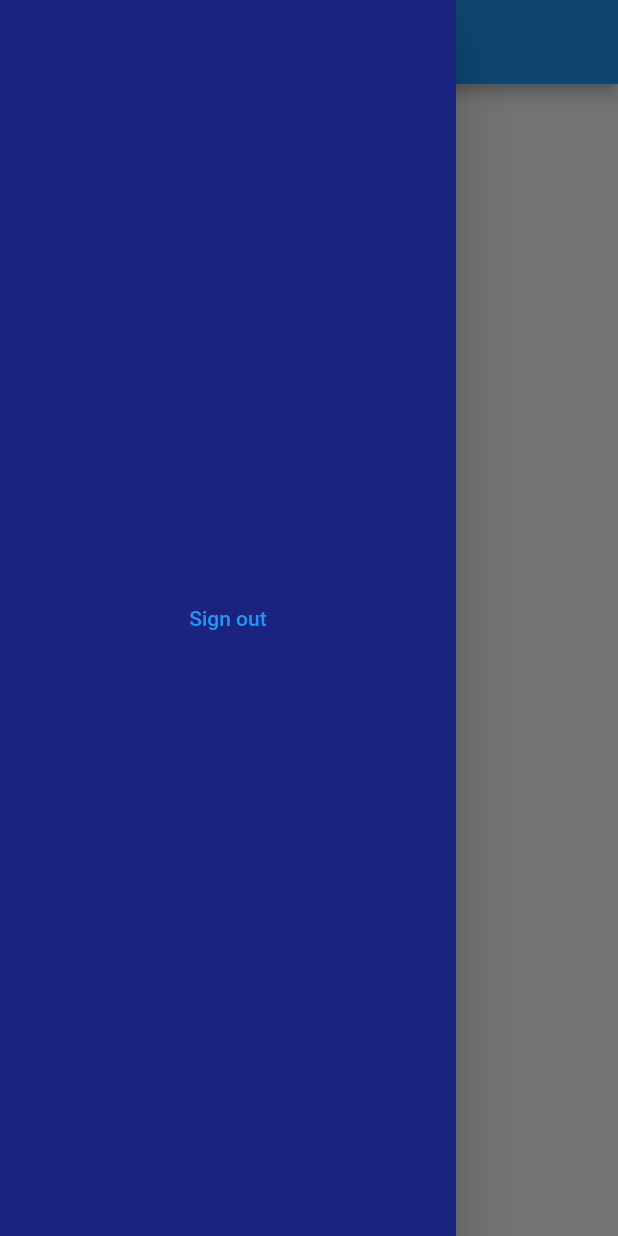
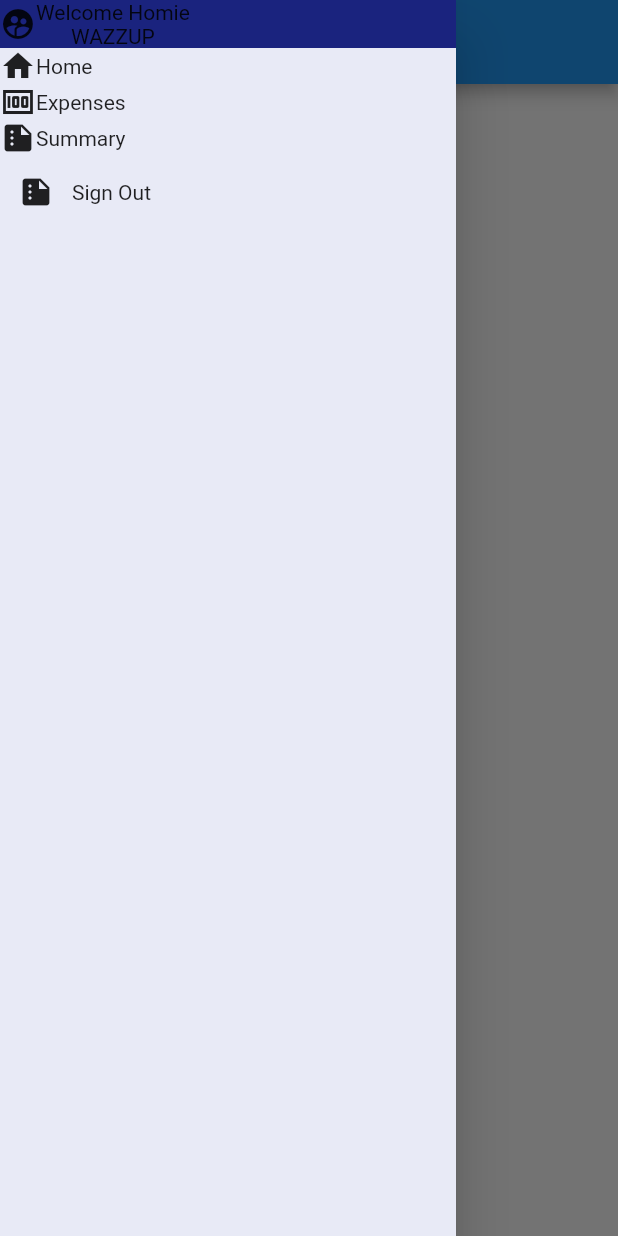
Before and after one commit to CodeSwallow/expenses_tracker, a Flutter app: the screen it shows once a user with an empty profile is signed in, with the side drawer open, on a phone screen of 412 x 824 dp. Run offline on Flutter 3.47's test engine with Material 2 defaults, Android fonts, the phone set to English and light mode, and no system bars; our stand-ins replace firebase_auth, firebase_core; accounts and stored records are empty; generated files the repository leaves out were written again.

Commit message:
Modified Authentication with new AuthenticationService and removed old application_state

```diff
--- a/lib/main.dart
+++ b/lib/main.dart
@@ -1,16 +1,18 @@
 import 'package:expenses_tracker/pages/home_page.dart';
 import 'package:expenses_tracker/pages/sign_in_page.dart';
-import 'package:expenses_tracker/providers/application_state.dart';
+import 'package:expenses_tracker/services/AuthenticationService.dart';
+import 'package:firebase_core/firebase_core.dart';
+import 'package:firebase_auth/firebase_auth.dart';
+import 'firebase_options.dart';
 import 'package:flutter/material.dart';
 import 'package:provider/provider.dart';
 
-void main() {
-  runApp(
-    ChangeNotifierProvider(
-      create: (context) => ApplicationState(),
-      builder: (context, _) => const MyApp(),
-    ),
+Future<void> main() async {
+  WidgetsFlutterBinding.ensureInitialized();
+  await Firebase.initializeApp(
+    options: DefaultFirebaseOptions.currentPlatform,
   );
+  runApp(const MyApp());
 }
 
 class MyApp extends StatelessWidget {
@@ -18,44 +20,41 @@ class MyApp extends StatelessWidget {
 
   @override
   Widget build(BuildContext context) {
-    return MaterialApp(
+    return MultiProvider(
+      providers: [
+        Provider<AuthenticationService>(
+          create: (_) => AuthenticationService(FirebaseAuth.instance),
+        ),
+        StreamProvider(
+          create: (context) =>
+              context.read<AuthenticationService>().authStateChanges,
+          initialData: null,
+        ),
+      ],
+      child: MaterialApp(
         title: 'Expenses Tracker',
         theme: ThemeData(
           primarySwatch: Colors.blue,
         ),
-      home: Consumer<ApplicationState>(
-        builder: (context, appState, _) =>
-            Authentication(loginState: appState.loginState),
-      ),
+        home: const AuthenticationWrapper(),
         routes: {
           SignInPage.routeName: (context) => const SignInPage(),
           HomePage.routeName: (context) => const HomePage(),
         },
+      ),
     );
   }
 }
 
-class Authentication extends StatelessWidget {
-  const Authentication({
-    Key? key,
-    required this.loginState,
-  }) : super(key: key);
-
-  final ApplicationLoginState loginState;
+class AuthenticationWrapper extends StatelessWidget {
+  const AuthenticationWrapper({Key? key}) : super(key: key);
 
   @override
   Widget build(BuildContext context) {
-    switch (loginState) {
-      case ApplicationLoginState.loggedOut:
+    final firebaseUser = context.watch<User?>();
+    if (firebaseUser == null) {
       return const SignInPage();
-      case ApplicationLoginState.loggedIn:
+    }
     return const HomePage();
-      default:
-        return Row(
-          children: const [
-            Text("Internal error, this shouldn't happen..."),
-          ],
-        );
   }
 }
-}
--- a/lib/pages/home_page.dart
+++ b/lib/pages/home_page.dart
@@ -1,6 +1,5 @@
-import 'package:expenses_tracker/providers/application_state.dart';
+import 'package:expenses_tracker/widgets/drawer/expenses_drawer.dart';
 import 'package:flutter/material.dart';
-import 'package:provider/provider.dart';
 
 class HomePage extends StatelessWidget {
   const HomePage({Key? key}) : super(key: key);
@@ -8,20 +7,10 @@ class HomePage extends StatelessWidget {
 
   @override
   Widget build(BuildContext context) {
-    return Consumer<ApplicationState>(
-      builder: (context, appState, _) => Scaffold(
-        drawer: Drawer(
-          backgroundColor: Colors.indigo.shade900,
-          child: TextButton(
-            child: const Text('Sign out'),
-            onPressed: () {
-              appState.signOut();
-            },
-          ),
-        ),
-        appBar: AppBar(),
-        body: const Center(child: Text('Home Page')),
-      ),
+    return Scaffold(
+      drawer: const ExpensesDrawer(),
+      appBar: AppBar(),
+      body: const Center(child: Text('Home Page')),
     );
   }
 }
--- /dev/null
+++ b/lib/widgets/drawer/expenses_drawer.dart
@@ -0,0 +1,67 @@
+import 'package:expenses_tracker/services/AuthenticationService.dart';
+import 'package:flutter/material.dart';
+import 'package:provider/provider.dart';
+
+class ExpensesDrawer extends StatelessWidget {
+  const ExpensesDrawer({Key? key}) : super(key: key);
+
+  @override
+  Widget build(BuildContext context) {
+    return Drawer(
+      backgroundColor: Colors.indigo.shade50,
+      child: Column(
+        children: [
+          Container(
+            color: Colors.indigo.shade900,
+            child: Row(
+              children: [
+                const Icon(Icons.supervised_user_circle),
+                Column(
+                  children: const [
+                    Text('Welcome Homie'),
+                    Text('WAZZUP'),
+                  ],
+                )
+              ],
+            ),
+          ),
+          Expanded(
+            child: ListView(
+              children: [
+                Row(
+                  children: const [
+                    Icon(Icons.home),
+                    Text('Home'),
+                  ],
+                ),
+                Row(
+                  children: const [
+                    Icon(Icons.money),
+                    Text('Expenses'),
+                  ],
+                ),
+                Row(
+                  children: const [
+                    Icon(Icons.summarize),
+                    Text('Summary'),
+                  ],
+                ),
+                Row(
+                  children: [
+                    IconButton(
+                      icon: const Icon(Icons.summarize),
+                      onPressed: () {
+                        context.read<AuthenticationService>().signOut();
+                      },
+                    ),
+                    const Text('Sign Out'),
+                  ],
+                ),
+              ],
+            ),
+          ),
+        ],
+      ),
+    );
+  }
+}
```
Also changed, not shown: lib/pages/sign_in_page.dart (+4 -6 lines), lib/providers/application_state.dart (deleted, +0 -92 lines), lib/services/AuthenticationService.dart (added, +33 -0 lines), lib/widgets/signin/register_form.dart (+8 -14 lines), lib/widgets/signin/sign_in_form.dart (+8 -32 lines). Lines whose indentation alone changed are shown as unchanged.
